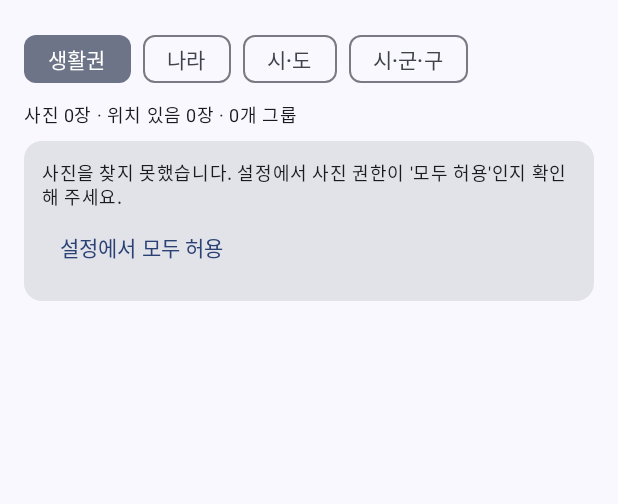
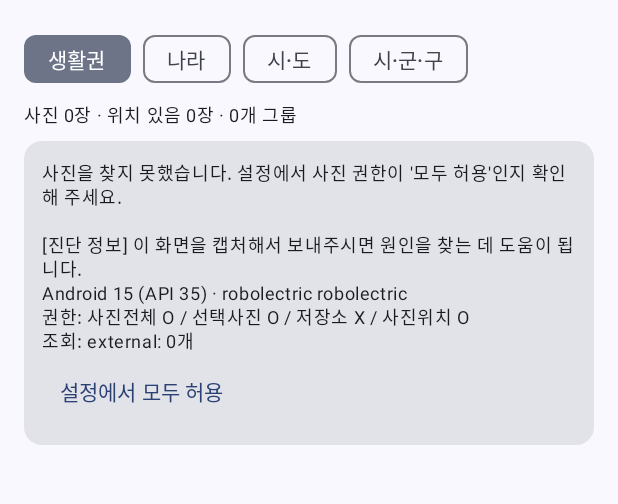
Before and after one commit to lswlight/1st, an Android app built with Jetpack Compose: the screen it shows after launch (MainActivity), on a phone screen of 412 x 824 dp, the part 73-577 px from its top. Run offline under Robolectric (Android 15) with nearby library versions, the phone set to English and light mode, and no system bars.

Commit message:
사진 0장 원인 진단 정보 표시, 볼륨별 조회
- 내장 메모리/SD 카드 볼륨을 각각 조회하고 오류를 삼키지 않고 기록
- 사진을 못 찾으면 Android 버전, 권한 상태, 볼륨별 조회 결과를 화면에 표시

Claude-Session: https://claude.ai/code/session_01X3WCR597DtTYbTkuqXLqAN

```diff
--- a/photo-location-app/app/src/main/java/com/lswlight/photolocation/GalleryViewModel.kt
+++ b/photo-location-app/app/src/main/java/com/lswlight/photolocation/GalleryViewModel.kt
@@ -40,6 +40,8 @@ data class UiState(
     val homeText: String? = null,
     val workText: String? = null,
     val anchorsManual: Boolean = false,
+    /** 사진을 못 찾았을 때 보여줄 진단 정보 */
+    val diagnostics: String = "",
 )
 
 const val NO_LOCATION = "위치 정보 없음"
@@ -134,10 +136,25 @@ class GalleryViewModel(app: Application) : AndroidViewModel(app) {
                     totalPhotos = photos.size,
                     locatedPhotos = photos.count { p -> p.hasLocation },
                     geocoderMissing = !namer.isAvailable,
+                    diagnostics = diagnostics(),
                 )
             }
             refreshGroups()
             if (dirty && resumed) scheduleScan()
+        }
+    }
+
+    private fun diagnostics(): String {
+        val app = getApplication<Application>()
+        fun has(p: String) = if (app.checkSelfPermission(p) == android.content.pm.PackageManager.PERMISSION_GRANTED) "O" else "X"
+        return buildString {
+            append("Android ${android.os.Build.VERSION.RELEASE} (API ${android.os.Build.VERSION.SDK_INT}) · ")
+            append("${android.os.Build.MANUFACTURER} ${android.os.Build.MODEL}\n")
+            append("권한: 사진전체 ${has("android.permission.READ_MEDIA_IMAGES")}")
+            append(" / 선택사진 ${has("android.permission.READ_MEDIA_VISUAL_USER_SELECTED")}")
+            append(" / 저장소 ${has("android.permission.READ_EXTERNAL_STORAGE")}")
+            append(" / 사진위치 ${has("android.permission.ACCESS_MEDIA_LOCATION")}\n")
+            append("조회: ${repository.diagnostics}")
         }
     }
 
--- a/photo-location-app/app/src/main/java/com/lswlight/photolocation/MainActivity.kt
+++ b/photo-location-app/app/src/main/java/com/lswlight/photolocation/MainActivity.kt
@@ -305,7 +305,11 @@ private fun GroupListScreen(
                     onPickMore = onPickMore,
                 )
             } else if (state.loaded && state.totalPhotos == 0) {
-                AccessCard("사진을 찾지 못했습니다. 설정에서 사진 권한이 '모두 허용'인지 확인해 주세요.", onPickMore = null)
+                AccessCard(
+                    "사진을 찾지 못했습니다. 설정에서 사진 권한이 '모두 허용'인지 확인해 주세요.\n\n" +
+                        "[진단 정보] 이 화면을 캡처해서 보내주시면 원인을 찾는 데 도움이 됩니다.\n${state.diagnostics}",
+                    onPickMore = null,
+                )
             }
             if (state.loaded && state.level == GroupLevel.LIFE && state.totalPhotos > 0) {
                 AnchorCard(state, onResetAnchors)
--- a/photo-location-app/app/src/main/java/com/lswlight/photolocation/PhotoRepository.kt
+++ b/photo-location-app/app/src/main/java/com/lswlight/photolocation/PhotoRepository.kt
@@ -30,13 +30,17 @@ class PhotoRepository(private val context: Context) {
 
     private data class CachedExif(val dateModified: Long, val lat: Double?, val lng: Double?)
 
+    /** 사진을 못 찾았을 때 원인 파악용으로 화면에 보여주는 조회 기록 */
+    var diagnostics: String = ""
+        private set
+
     fun loadPhotos(onProgress: (done: Int, total: Int) -> Unit): List<Photo> {
         val cache = readCache()
         val canReadLocation = context.checkSelfPermission(
             android.Manifest.permission.ACCESS_MEDIA_LOCATION
         ) == PackageManager.PERMISSION_GRANTED
 
-        data class Row(val id: Long, val name: String, val dateTaken: Long, val dateModified: Long)
+        data class Row(val id: Long, val volume: String, val name: String, val dateTaken: Long, val dateModified: Long)
 
         val rows = mutableListOf<Row>()
         val projection = arrayOf(
@@ -45,13 +49,30 @@ class PhotoRepository(private val context: Context) {
             MediaStore.Images.Media.DATE_TAKEN,
             MediaStore.Images.Media.DATE_MODIFIED,
         )
-        context.contentResolver.query(
-            MediaStore.Images.Media.EXTERNAL_CONTENT_URI,
+        // 내장 메모리와 SD 카드를 각각 조회한다.
+        val log = mutableListOf<String>()
+        val volumes = try {
+            MediaStore.getExternalVolumeNames(context).toList()
+        } catch (e: Exception) {
+            log += "볼륨 목록 오류: ${e.javaClass.simpleName} ${e.message}"
+            emptyList()
+        }.ifEmpty { listOf(MediaStore.VOLUME_EXTERNAL) }
+
+        for (volume in volumes) {
+            try {
+                val cursor = context.contentResolver.query(
+                    MediaStore.Images.Media.getContentUri(volume),
                     projection,
                     null,
                     null,
                     "${MediaStore.Images.Media.DATE_TAKEN} DESC",
-        )?.use { c ->
+                )
+                if (cursor == null) {
+                    log += "$volume: 조회 결과 없음(null)"
+                    continue
+                }
+                cursor.use { c ->
+                    log += "$volume: ${c.count}개"
                     val idCol = c.getColumnIndexOrThrow(MediaStore.Images.Media._ID)
                     val nameCol = c.getColumnIndexOrThrow(MediaStore.Images.Media.DISPLAY_NAME)
                     val takenCol = c.getColumnIndexOrThrow(MediaStore.Images.Media.DATE_TAKEN)
@@ -60,6 +81,7 @@ class PhotoRepository(private val context: Context) {
                         val dateModified = c.getLong(modCol)
                         rows += Row(
                             id = c.getLong(idCol),
+                            volume = volume,
                             name = c.getString(nameCol) ?: "",
                             // DATE_TAKEN 이 없는 사진은 수정 시각(초 단위)으로 대신한다.
                             dateTaken = c.getLong(takenCol).takeIf { it > 0 } ?: (dateModified * 1000),
@@ -67,11 +89,18 @@ class PhotoRepository(private val context: Context) {
                         )
                     }
                 }
+            } catch (e: Exception) {
+                log += "$volume 오류: ${e.javaClass.simpleName} ${e.message}"
+            }
+        }
+        // 여러 볼륨을 합쳤으므로 다시 최신순 정렬
+        rows.sortByDescending { it.dateTaken }
+        diagnostics = log.joinToString(" · ")
 
         val newCache = HashMap<Long, CachedExif>(rows.size)
         val photos = rows.mapIndexed { index, row ->
             if (index % 50 == 0) onProgress(index, rows.size)
-            val uri = ContentUris.withAppendedId(MediaStore.Images.Media.EXTERNAL_CONTENT_URI, row.id)
+            val uri = ContentUris.withAppendedId(MediaStore.Images.Media.getContentUri(row.volume), row.id)
             val cached = cache[row.id]?.takeIf { it.dateModified == row.dateModified }
             val exif = cached ?: readExif(uri, canReadLocation).let { (lat, lng) ->
                 CachedExif(row.dateModified, lat, lng)
```
Lines whose indentation alone changed are shown as unchanged.
